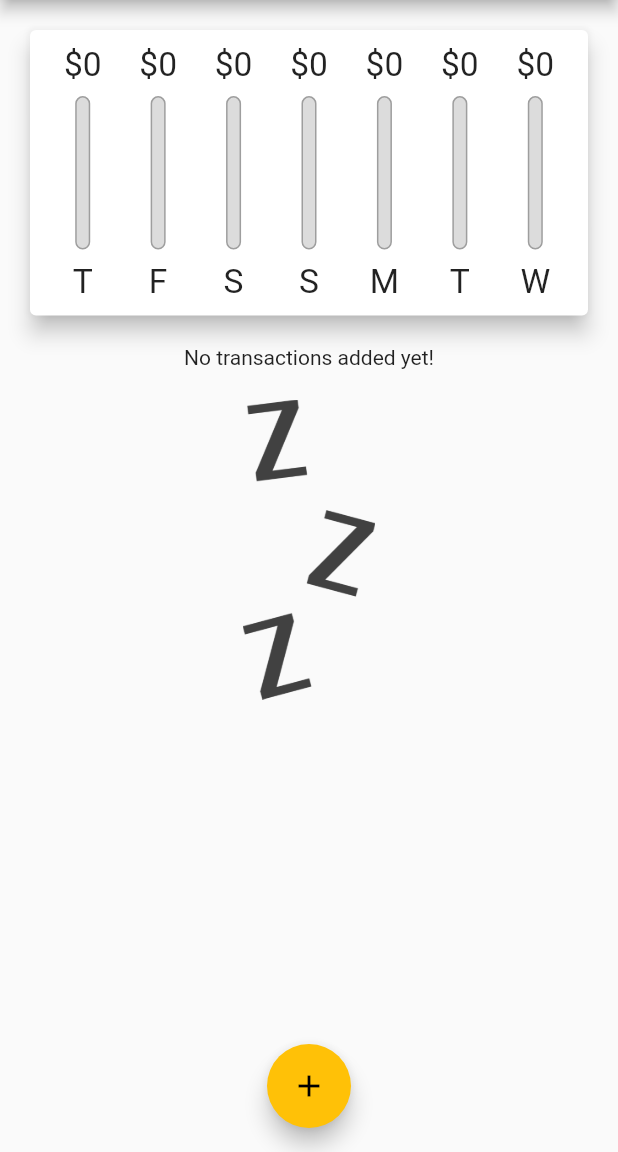
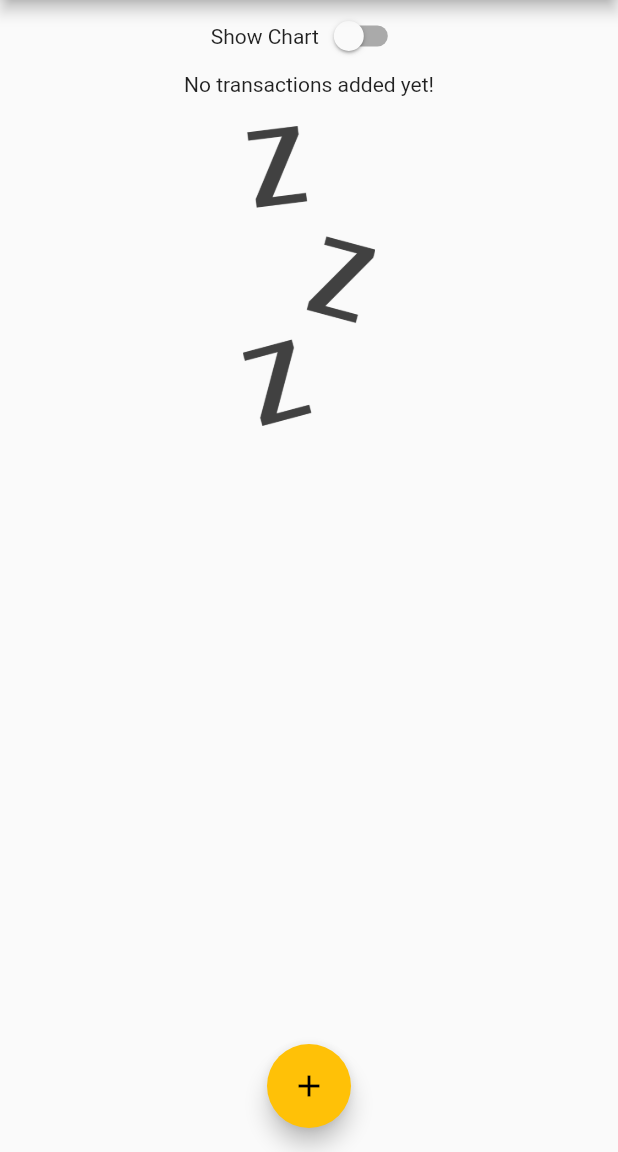
Before and after one commit to derekdotdev/personal-expenses-flutter, a Flutter app: the screen it shows after launch, on a phone screen of 412 x 824 dp, the part 84-1236 px from its top. Run offline on Flutter 3.47's test engine with Material 2 defaults, Android fonts, the phone set to English and light mode, and no system bars.

Commit message:
Add a show chart switch for landscape mode which uses a ternary operator to display chart or lists, but not both (will only show on landscap mode in the future).

```diff
--- a/lib/main.dart
+++ b/lib/main.dart
@@ -1,13 +1,22 @@
 import 'dart:io';
 
 import 'package:flutter/material.dart';
+import 'package:flutter/services.dart';
 
 import './widgets/new_transaction.dart';
 import './widgets/transaction_list.dart';
 import './widgets/chart.dart';
 import './models/transaction.dart';
 
-void main() => runApp(const MyApp());
+void main() {
+  // Use the following to prevent landscape mode
+  // WidgetsFlutterBinding.ensureInitialized();
+  // SystemChrome.setPreferredOrientations([
+  //   DeviceOrientation.portraitUp,
+  //   DeviceOrientation.portraitDown,
+  // ]);
+  runApp(MyApp());
+}
 
 class MyApp extends StatelessWidget {
   const MyApp({Key? key}) : super(key: key);
@@ -58,6 +67,8 @@ class MyHomePage extends StatefulWidget {
 
 class _MyHomePageState extends State<MyHomePage> {
   final List<Transaction> _userTransactions = [];
+
+  bool _showChart = false;
 
   List<Transaction> get _recentTransactions {
     return _userTransactions.where((tx) {
@@ -119,21 +130,39 @@ class _MyHomePageState extends State<MyHomePage> {
           // mainAxisAlignment: MainAxisAlignment.start,
           crossAxisAlignment: CrossAxisAlignment.stretch,
           children: <Widget>[
+            Row(
+              mainAxisAlignment: MainAxisAlignment.center,
+              children: [
+                const Text('Show Chart'),
+                Switch(
+                  activeColor: Colors.amber,
+                  value: _showChart,
+                  onChanged: (val) {
+                    setState(() {
+                      _showChart = val;
+                    });
+                  },
+                ),
+              ],
+            ),
             // Weekly Transactions Chart
-            SizedBox(
+            _showChart
+                ? SizedBox(
                     height: (mediaQuery.size.height -
                             mediaQuery.padding.top -
                             appBar.preferredSize.height) *
                         0.3,
                     child: Chart(_recentTransactions),
-            ),
+                  )
+                :
                 // List of Transactions
                 SizedBox(
                     height: (mediaQuery.size.height -
                             mediaQuery.padding.top -
                             appBar.preferredSize.height) *
                         0.7,
-              child: TransactionList(_userTransactions, _deleteTransaction),
+                    child:
+                        TransactionList(_userTransactions, _deleteTransaction),
                   ),
             // List of Transactions
           ],
```
Also changed, not shown: lib/widgets/chart_bar.dart (+8 -4 lines). Lines whose indentation alone changed are shown as unchanged.
